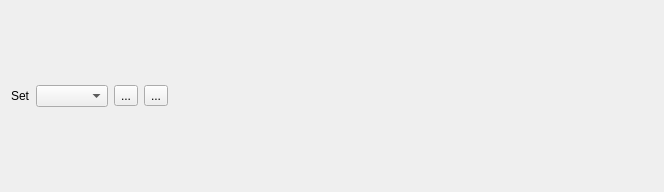
The window that sw/supervision/python/ui/ui_conf_header.ui (paparazzi/paparazzi) describes before a commit, drawn with Qt 5.
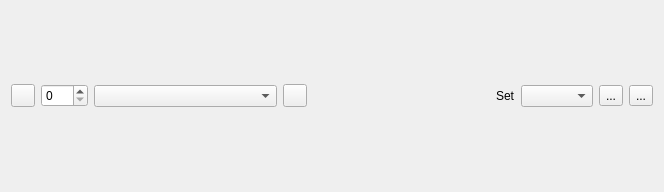
The same window after the commit. Icons and pictures are not drawn.

```diff
--- a/sw/supervision/python/ui/ui_conf_header.ui
+++ b/sw/supervision/python/ui/ui_conf_header.ui
@@ -15,13 +15,67 @@
   </property>
   <layout class="QHBoxLayout" name="horizontalLayout">
    <item>
-    <widget class="QLabel" name="label_4">
+    <widget class="QToolButton" name="color_button">
+     <property name="styleSheet">
+      <string notr="true"/>
+     </property>
+     <property name="text">
+      <string/>
+     </property>
+    </widget>
+   </item>
+   <item>
+    <widget class="QSpinBox" name="id_spinBox">
+     <property name="maximum">
+      <number>255</number>
+     </property>
+    </widget>
+   </item>
+   <item>
+    <widget class="QComboBox" name="ac_combo">
      <property name="sizePolicy">
-      <sizepolicy hsizetype="Fixed" vsizetype="Preferred">
+      <sizepolicy hsizetype="MinimumExpanding" vsizetype="Fixed">
        <horstretch>0</horstretch>
        <verstretch>0</verstretch>
       </sizepolicy>
      </property>
+     <property name="editable">
+      <bool>false</bool>
+     </property>
+     <property name="sizeAdjustPolicy">
+      <enum>QComboBox::AdjustToContents</enum>
+     </property>
+    </widget>
+   </item>
+   <item>
+    <widget class="QToolButton" name="menu_button">
+     <property name="contextMenuPolicy">
+      <enum>Qt::ActionsContextMenu</enum>
+     </property>
+     <property name="text">
+      <string/>
+     </property>
+     <property name="icon">
+      <iconset resource="resources.qrc">
+       <normaloff>:/icons/icons/menu.png</normaloff>:/icons/icons/menu.png</iconset>
+     </property>
+    </widget>
+   </item>
+   <item>
+    <spacer name="horizontalSpacer">
+     <property name="orientation">
+      <enum>Qt::Horizontal</enum>
+     </property>
+     <property name="sizeHint" stdset="0">
+      <size>
+       <width>40</width>
+       <height>20</height>
+      </size>
+     </property>
+    </spacer>
+   </item>
+   <item>
+    <widget class="QLabel" name="label_4">
      <property name="text">
       <string>Set</string>
      </property>
@@ -68,19 +122,6 @@
      </property>
     </widget>
    </item>
-   <item>
-    <spacer name="horizontalSpacer">
-     <property name="orientation">
-      <enum>Qt::Horizontal</enum>
-     </property>
-     <property name="sizeHint" stdset="0">
-      <size>
-       <width>40</width>
-       <height>20</height>
-      </size>
-     </property>
-    </spacer>
-   </item>
   </layout>
   <action name="new_ac_action">
    <property name="icon">
```
Left out of the diff: 19 changed lines with no effect on the pictures.
